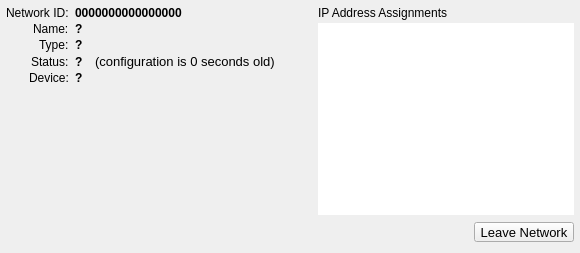
Before: the Qt Designer form ZeroTierUI/networkwidget.ui in zerotier/ZeroTierOne, drawn with Qt 5.
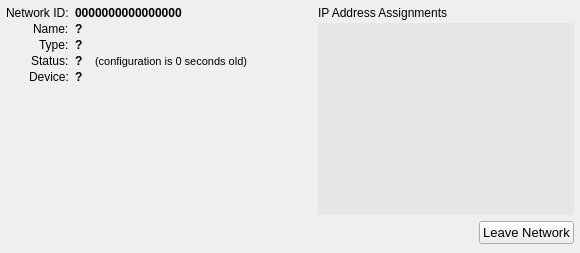
After: the same form once the commit is applied.

Commit message: More UI civic beautification.

```diff
--- a/ZeroTierUI/networkwidget.ui
+++ b/ZeroTierUI/networkwidget.ui
@@ -83,12 +83,6 @@
       </item>
       <item row="2" column="1">
        <widget class="QPushButton" name="networkIdPushButton">
-        <property name="sizePolicy">
-         <sizepolicy hsizetype="Expanding" vsizetype="Preferred">
-          <horstretch>0</horstretch>
-          <verstretch>0</verstretch>
-         </sizepolicy>
-        </property>
         <property name="font">
          <font>
           <weight>75</weight>
@@ -99,7 +93,22 @@
          <string>Click to Copy Network ID to Clipboard</string>
         </property>
         <property name="styleSheet">
-         <string notr="true">border: 0; padding: 0; margin: 0; text-align: left;</string>
+         <string notr="true">QPushButton {
+	border: 0;
+	padding: 0;
+	margin: 0;
+	text-align: left;
+	background-color: transparent;
+}
+
+QPushButton:focus {
+	background-color: rgba(0,0,0,25);
+}
+
+QPushButton:hover {
+	background-color: rgba(0,0,0,25);
+}
+</string>
         </property>
         <property name="text">
          <string>0000000000000000</string>
@@ -253,7 +262,7 @@
            </property>
            <property name="font">
             <font>
-             <pointsize>10</pointsize>
+             <pointsize>8</pointsize>
             </font>
            </property>
            <property name="text">
@@ -264,6 +273,19 @@
            </property>
           </widget>
          </item>
+         <item>
+          <spacer name="horizontalSpacer_2">
+           <property name="orientation">
+            <enum>Qt::Horizontal</enum>
+           </property>
+           <property name="sizeHint" stdset="0">
+            <size>
+             <width>40</width>
+             <height>1</height>
+            </size>
+           </property>
+          </spacer>
+         </item>
         </layout>
        </widget>
       </item>
@@ -336,7 +358,17 @@
          <enum>Qt::NoFocus</enum>
         </property>
         <property name="toolTip">
-         <string>Double-click to Copy IP Address to Clipboard.</string>
+         <string>Double-click IP to copy to clipboard.</string>
+        </property>
+        <property name="styleSheet">
+         <string notr="true">QListWidget {
+	background-color: rgba(0,0,0,10);
+}
+
+QListWidget:hover {
+	background-color: rgba(0,0,0,25);
+}
+</string>
         </property>
         <property name="frameShape">
          <enum>QFrame::NoFrame</enum>
@@ -402,16 +434,13 @@
           </spacer>
          </item>
          <item>
-          <widget class="QToolButton" name="leaveNetworkButton">
+          <widget class="QPushButton" name="leaveNetworkButton">
            <property name="font">
             <font>
              <pointsize>10</pointsize>
              <underline>false</underline>
             </font>
            </property>
-           <property name="styleSheet">
-            <string notr="true">padding: 0.1em; margin:0;</string>
-           </property>
            <property name="text">
             <string>Leave Network</string>
            </property>
```
Left out of the diff: 13 changed lines with no effect on the pictures. The commit also changes 3 other files.
